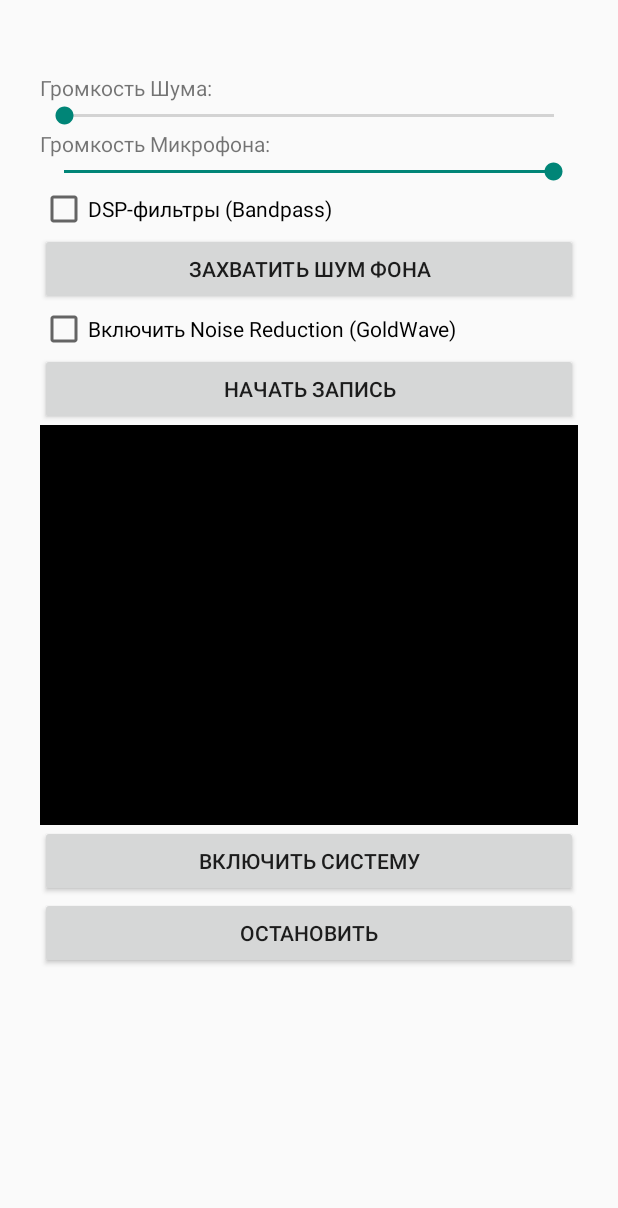
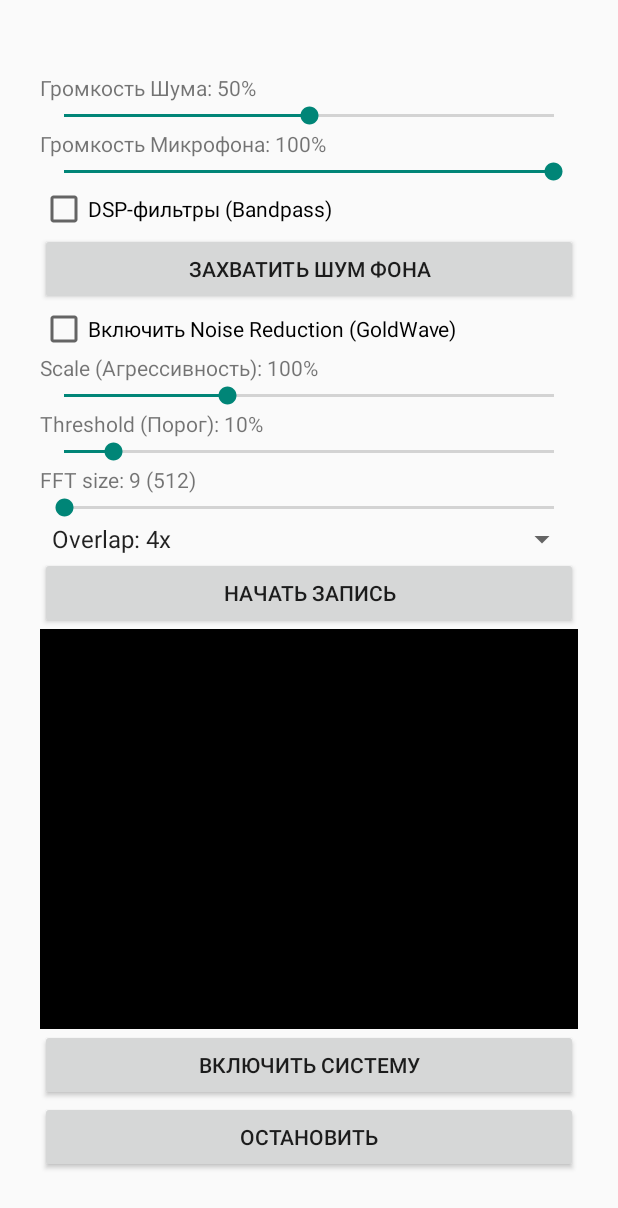
Before and after one commit to uw5ent-design/AcousticLab, an Android app: the screen it shows after launch (MainActivity), on a phone screen of 412 x 824 dp. Shown: the top 1208 px of the screen. Run offline under Robolectric (Android 15) with nearby library versions, the phone set to English and light mode, and no system bars; 4 statements that could not run were skipped.

Commit message:
Update MainActivity.kt

```diff
--- a/app/src/main/java/com/uw5ent/acousticlab/MainActivity.kt
+++ b/app/src/main/java/com/uw5ent/acousticlab/MainActivity.kt
@@ -28,6 +28,13 @@ class MainActivity : AppCompatActivity() {
     external fun setFilterEnabled(enabled: Boolean)
     external fun startLearning()
     external fun setNoiseReduction(enabled: Boolean)
+
+    // ВОТ ОНИ, НАШИ ПОЛЗУНКИ:
+    external fun setScale(scale: Float)
+    external fun setThreshold(th: Float)
+    external fun setFftSize(size: Int)
+    external fun setOverlap(overlap: Int)
+
     external fun startRecording()
     external fun stopRecording(path: String)
 
@@ -64,18 +71,23 @@ class MainActivity : AppCompatActivity() {
             text = getDspStatus()
         }
 
-        // --- ГРОМКОСТЬ ШУМА ---
-        val noiseVolText = TextView(this).apply { text = "Громкость Шума:" }
+        // --- ГРОМКОСТЬ ---
+        val noiseVolText = TextView(this).apply { text = "Громкость Шума: 50%" }
         val noiseVolSlider = SeekBar(this).apply {
-            max = 100; progress = 0
-            setOnSeekBarChangeListener(createListener { setNoiseVolume(it / 100.0f) })
+            max = 100; progress = 50
+            setOnSeekBarChangeListener(createListener {
+                setNoiseVolume(it / 100.0f)
+                noiseVolText.text = "Громкость Шума: $it%"
+            })
         }
 
-        // --- ГРОМКОСТЬ МИКРОФОНА ---
-        val micVolText = TextView(this).apply { text = "Громкость Микрофона:" }
+        val micVolText = TextView(this).apply { text = "Громкость Микрофона: 100%" }
         val micVolSlider = SeekBar(this).apply {
             max = 100; progress = 100
-            setOnSeekBarChangeListener(createListener { setMicVolume(it / 100.0f) })
+            setOnSeekBarChangeListener(createListener {
+                setMicVolume(it / 100.0f)
+                micVolText.text = "Громкость Микрофона: $it%"
+            })
         }
 
         val filterCheckBox = CheckBox(this).apply {
@@ -97,6 +109,54 @@ class MainActivity : AppCompatActivity() {
             text = "Включить Noise Reduction (GoldWave)"
             isChecked = false
             setOnCheckedChangeListener { _, isChecked -> setNoiseReduction(isChecked) }
+        }
+
+        // --- ПОЛЗУНКИ ИЗ GOLDWAVE ---
+        val scaleText = TextView(this).apply { text = "Scale (Агрессивность): 100%" }
+        val scaleSlider = SeekBar(this).apply {
+            max = 300; progress = 100
+            setOnSeekBarChangeListener(createListener {
+                setScale(it / 100.0f)
+                scaleText.text = "Scale: $it%"
+            })
+        }
+
+        val thText = TextView(this).apply { text = "Threshold (Порог): 10%" }
+        val thSlider = SeekBar(this).apply {
+            max = 100; progress = 10
+            setOnSeekBarChangeListener(createListener {
+                setThreshold(it / 100.0f)
+                thText.text = "Threshold: $it%"
+            })
+        }
+
+        val fftText = TextView(this).apply { text = "FFT size: 9 (512)" }
+        val fftSlider = SeekBar(this).apply {
+            max = 3; progress = 0
+            setOnSeekBarChangeListener(createListener { p ->
+                val size = 512 shl p
+                setFftSize(size)
+                fftText.text = "FFT size: ${9 + p} ($size)"
+            })
+        }
+
+        // --- ОБНОВЛЕННЫЙ OVERLAP (4x, 8x, 16x) ---
+        val overlapSpinner = Spinner(this).apply {
+            adapter = ArrayAdapter(this@MainActivity, android.R.layout.simple_spinner_item, arrayOf("Overlap: 4x", "Overlap: 8x", "Overlap: 16x")).apply {
+                setDropDownViewResource(android.R.layout.simple_spinner_dropdown_item)
+            }
+            onItemSelectedListener = object : AdapterView.OnItemSelectedListener {
+                override fun onItemSelected(parent: AdapterView<*>?, view: android.view.View?, position: Int, id: Long) {
+                    val overlapValue = when(position) {
+                        0 -> 4
+                        1 -> 8
+                        2 -> 16
+                        else -> 4
+                    }
+                    setOverlap(overlapValue)
+                }
+                override fun onNothingSelected(parent: AdapterView<*>?) {}
+            }
         }
 
         // --- ЗАПИСЬ ---
@@ -132,6 +192,10 @@ class MainActivity : AppCompatActivity() {
         layout.addView(filterCheckBox)
         layout.addView(btnLearn)
         layout.addView(noiseReductionCheckBox)
+        layout.addView(scaleText); layout.addView(scaleSlider)
+        layout.addView(thText); layout.addView(thSlider)
+        layout.addView(fftText); layout.addView(fftSlider)
+        layout.addView(overlapSpinner)
         layout.addView(btnRecordToggle)
         layout.addView(spectrogramView)
         layout.addView(btnStart)
```
